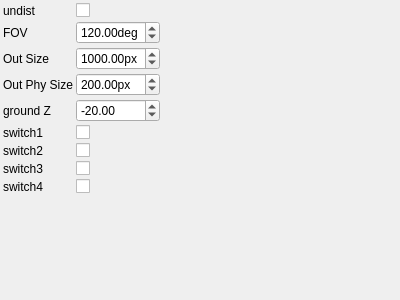
Qt form applications/merger/ui/mergerControlWidget.ui (NickPenkrat/corecvs) before a commit.
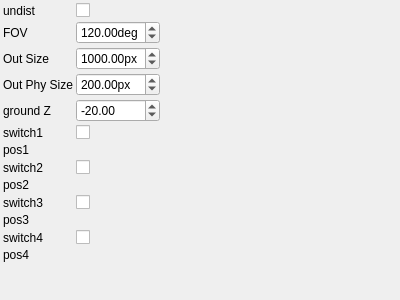
The same form after that commit. Custom widgets are drawn as their Qt base class.

Commit message: Parameters now controllable

```diff
--- a/applications/merger/ui/mergerControlWidget.ui
+++ b/applications/merger/ui/mergerControlWidget.ui
@@ -185,29 +185,26 @@
     <item row="6" column="0">
      <widget class="QLabel" name="label_6">
        <property name="text">
-         <string>switch2</string>
+         <string>pos1</string>
        </property>
      </widget>
     </item>
     <item row="6" column="1">
-     <widget class="QCheckBox" name="switch2CheckBox">
+     <widget class="EuclidianMoveParametersControlWidget" name="pos1ControlWidget">
        <property name="toolTip">
-         <string>switch2</string>
-       </property>
-       <property name="checked">
-           <bool>1</bool>
+         <string>pos1</string>
        </property>
      </widget>
     </item>
     <item row="7" column="0">
      <widget class="QLabel" name="label_7">
        <property name="text">
-         <string>switch3</string>
+         <string>switch2</string>
        </property>
      </widget>
     </item>
     <item row="7" column="1">
-     <widget class="QCheckBox" name="switch3CheckBox">
+     <widget class="QCheckBox" name="switch2CheckBox">
        <property name="toolTip">
          <string>switch3</string>
        </property>
@@ -219,11 +216,56 @@
     <item row="8" column="0">
      <widget class="QLabel" name="label_8">
        <property name="text">
-         <string>switch4</string>
+         <string>pos2</string>
        </property>
      </widget>
     </item>
     <item row="8" column="1">
+     <widget class="EuclidianMoveParametersControlWidget" name="pos2ControlWidget">
+       <property name="toolTip">
+         <string>pos2</string>
+       </property>
+     </widget>
+    </item>
+    <item row="9" column="0">
+     <widget class="QLabel" name="label_9">
+       <property name="text">
+         <string>switch3</string>
+       </property>
+     </widget>
+    </item>
+    <item row="9" column="1">
+     <widget class="QCheckBox" name="switch3CheckBox">
+       <property name="toolTip">
+         <string>switch3</string>
+       </property>
+       <property name="checked">
+           <bool>1</bool>
+       </property>
+     </widget>
+    </item>
+    <item row="10" column="0">
+     <widget class="QLabel" name="label_10">
+       <property name="text">
+         <string>pos3</string>
+       </property>
+     </widget>
+    </item>
+    <item row="10" column="1">
+     <widget class="EuclidianMoveParametersControlWidget" name="pos3ControlWidget">
+       <property name="toolTip">
+         <string>pos3</string>
+       </property>
+     </widget>
+    </item>
+    <item row="11" column="0">
+     <widget class="QLabel" name="label_11">
+       <property name="text">
+         <string>switch4</string>
+       </property>
+     </widget>
+    </item>
+    <item row="11" column="1">
      <widget class="QCheckBox" name="switch4CheckBox">
        <property name="toolTip">
          <string>switch4</string>
@@ -233,7 +275,21 @@
        </property>
      </widget>
     </item>
-   <item row="9" column="0">
+    <item row="12" column="0">
+     <widget class="QLabel" name="label_12">
+       <property name="text">
+         <string>pos4</string>
+       </property>
+     </widget>
+    </item>
+    <item row="12" column="1">
+     <widget class="EuclidianMoveParametersControlWidget" name="pos4ControlWidget">
+       <property name="toolTip">
+         <string>pos4</string>
+       </property>
+     </widget>
+    </item>
+   <item row="13" column="0">
     <spacer name="verticalSpacer">
      <property name="orientation">
       <enum>Qt::Vertical</enum>
@@ -246,7 +302,7 @@
      </property>
     </spacer>
    </item>
-   <item row="9" column="2">
+   <item row="13" column="2">
     <spacer name="horizontalSpacer">
      <property name="orientation">
       <enum>Qt::Horizontal</enum>
@@ -323,5 +379,29 @@
   <slot>changeParameters()</slot>
  </slots>
  <customwidgets>
+  <customwidget>
+   <class>EuclidianMoveParametersControlWidget</class>
+   <extends>QWidget</extends>
+   <header>euclidianMoveParametersControlWidget.h</header>
+   <container>1</container>
+  </customwidget>
+  <customwidget>
+   <class>EuclidianMoveParametersControlWidget</class>
+   <extends>QWidget</extends>
+   <header>euclidianMoveParametersControlWidget.h</header>
+   <container>1</container>
+  </customwidget>
+  <customwidget>
+   <class>EuclidianMoveParametersControlWidget</class>
+   <extends>QWidget</extends>
+   <header>euclidianMoveParametersControlWidget.h</header>
+   <container>1</container>
+  </customwidget>
+  <customwidget>
+   <class>EuclidianMoveParametersControlWidget</class>
+   <extends>QWidget</extends>
+   <header>euclidianMoveParametersControlWidget.h</header>
+   <container>1</container>
+  </customwidget>
  </customwidgets>
 </ui>
```
Left out of the diff: 26 changed lines with no effect on the pictures. The commit also changes 20 other files.
